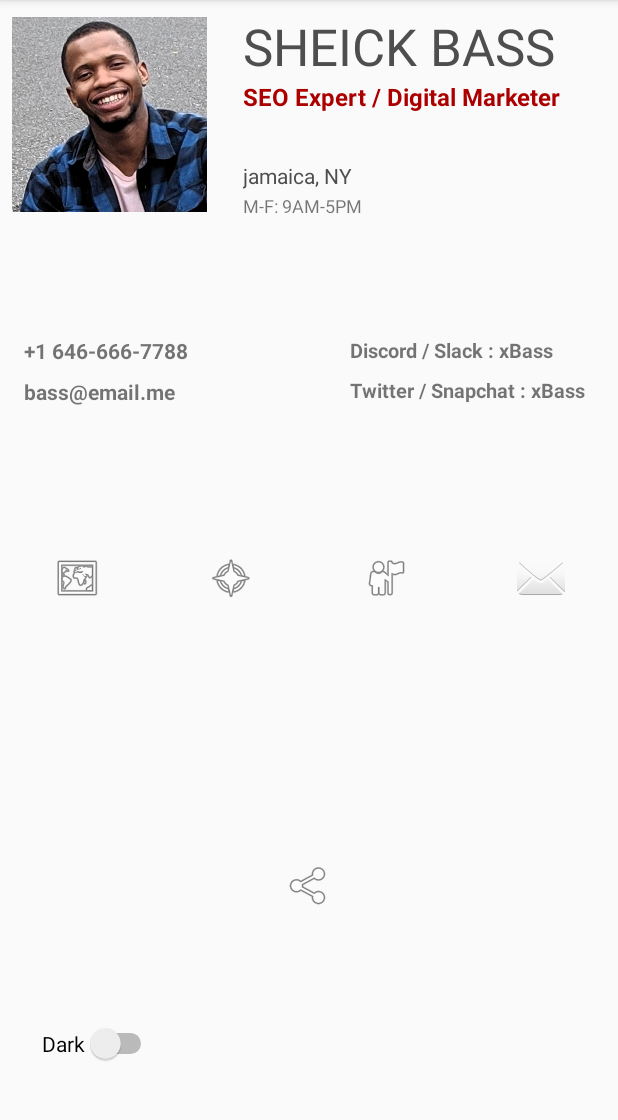
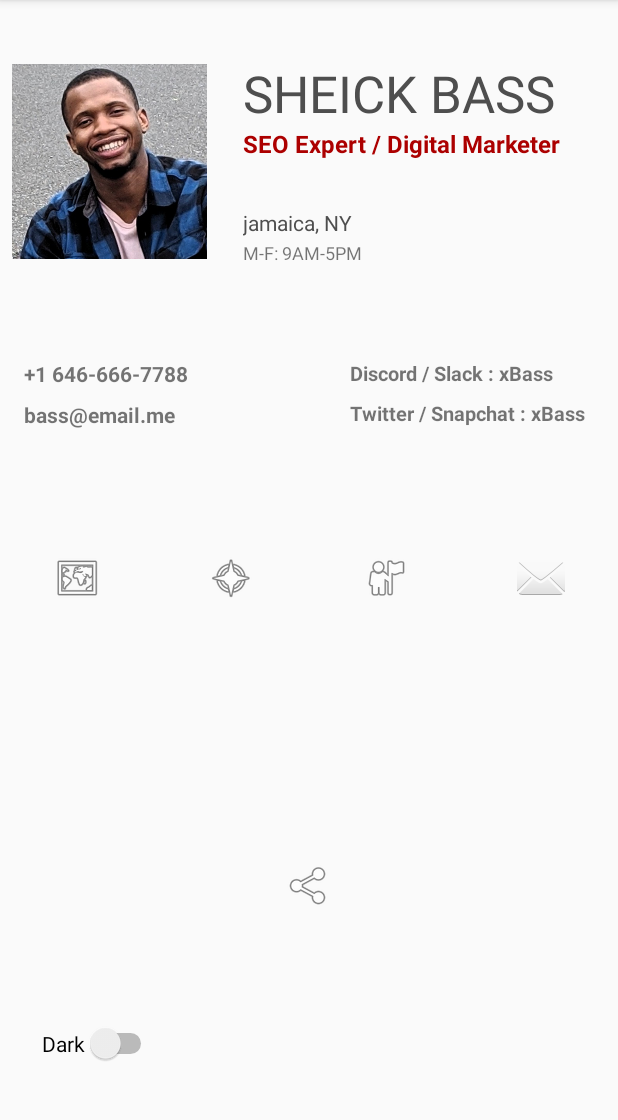
Before and after one commit to kocheick/RW-Android-Bootcamp, an Android app: the screen it shows after launch (MainActivity), on a phone screen of 412 x 824 dp, the part 84-1204 px from its top. Run offline under Robolectric (Android 15) with nearby library versions, the phone set to English and light mode, and no system bars.

Commit message:
Fix dark theme feature for landscape // updated landscape layout file

```diff
--- a/Week3/CardApp/app/src/main/res/layout-land/activity_main.xml
+++ b/Week3/CardApp/app/src/main/res/layout-land/activity_main.xml
@@ -2,6 +2,7 @@
 <androidx.constraintlayout.widget.ConstraintLayout xmlns:android="http://schemas.android.com/apk/res/android"
     xmlns:app="http://schemas.android.com/apk/res-auto"
     xmlns:tools="http://schemas.android.com/tools"
+    android:id="@+id/rootLayout"
     android:layout_width="match_parent"
     android:layout_height="match_parent"
     tools:context=".MainActivity">
@@ -118,7 +119,8 @@
             android:textSize="13sp"
             android:textStyle="bold"
             app:layout_constraintEnd_toEndOf="parent"
-            app:layout_constraintStart_toEndOf="@id/phone" />
+            app:layout_constraintStart_toEndOf="@id/phone"
+            app:layout_constraintTop_toTopOf="parent" />
 
         <TextView
             android:id="@+id/social"
@@ -144,6 +146,7 @@
         app:layout_constraintTop_toBottomOf="@id/contactGroup">
 
         <LinearLayout
+            android:id="@+id/scrollViewLinearLayout"
             android:layout_width="match_parent"
             android:layout_height="wrap_content"
             android:orientation="horizontal">
@@ -153,6 +156,7 @@
                 android:layout_width="wrap_content"
                 android:layout_height="wrap_content"
                 android:layout_weight="1"
+                android:background="#FAFAFA"
                 app:srcCompat="@android:drawable/ic_menu_mapmode" />
 
             <ImageButton
@@ -160,6 +164,7 @@
                 android:layout_width="wrap_content"
                 android:layout_height="wrap_content"
                 android:layout_weight="1"
+                android:background="#FAFAFA"
                 app:srcCompat="@android:drawable/ic_menu_compass" />
 
             <ImageButton
@@ -167,6 +172,7 @@
                 android:layout_width="wrap_content"
                 android:layout_height="wrap_content"
                 android:layout_weight="1"
+                android:background="#FAFAFA"
                 app:srcCompat="@android:drawable/ic_menu_myplaces" />
 
             <ImageButton
@@ -174,6 +180,7 @@
                 android:layout_width="wrap_content"
                 android:layout_height="wrap_content"
                 android:layout_weight="1"
+                android:background="#FAFAFA"
                 app:srcCompat="@android:drawable/ic_dialog_email" />
         </LinearLayout>
     </ScrollView>
--- a/Week3/CardApp/app/src/main/res/layout/activity_main.xml
+++ b/Week3/CardApp/app/src/main/res/layout/activity_main.xml
@@ -12,7 +12,9 @@
     <androidx.constraintlayout.widget.ConstraintLayout
         android:id="@+id/profilGroup"
         android:layout_width="match_parent"
-        android:layout_height="wrap_content">
+        android:layout_height="wrap_content"
+        app:layout_constraintBottom_toTopOf="@id/contactGroup"
+        app:layout_constraintTop_toTopOf="parent">
 
         <ImageView
             android:id="@+id/profilPhotoView"
@@ -92,7 +94,7 @@
             android:text="@string/userPhone"
             android:textSize="14sp"
             android:textStyle="bold"
-            app:layout_constraintLeft_toLeftOf="parent"
+            app:layout_constraintStart_toStartOf="parent"
             app:layout_constraintTop_toTopOf="parent" />
 
         <TextView
@@ -117,7 +119,8 @@
             android:textSize="13sp"
             android:textStyle="bold"
             app:layout_constraintEnd_toEndOf="parent"
-            app:layout_constraintStart_toEndOf="@id/phone" />
+            app:layout_constraintStart_toEndOf="@id/phone"
+            app:layout_constraintTop_toTopOf="@id/phone" />
 
         <TextView
             android:id="@+id/social"
@@ -199,7 +202,7 @@
         android:layout_width="wrap_content"
         android:layout_height="wrap_content"
         android:layout_marginEnd="280dp"
-        android:text="Dark"
+        android:text="@string/switchText"
 
         app:layout_constraintBottom_toBottomOf="parent"
         app:layout_constraintEnd_toEndOf="parent"
--- a/Week3/CardApp/app/src/main/res/values/strings.xml
+++ b/Week3/CardApp/app/src/main/res/values/strings.xml
@@ -1,4 +1,5 @@
 <resources>
     <string name="app_name">Info App</string>
     <string name="name">Cheick Kante</string>
+    <string name="switchText">Dark</string>
 </resources>
```
